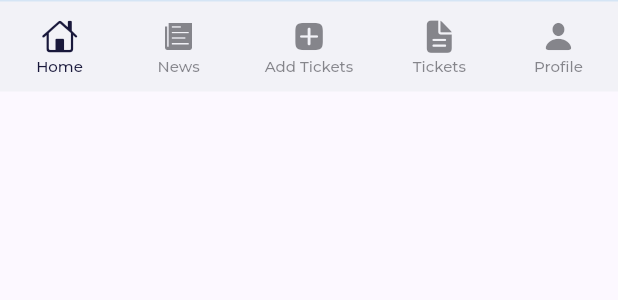
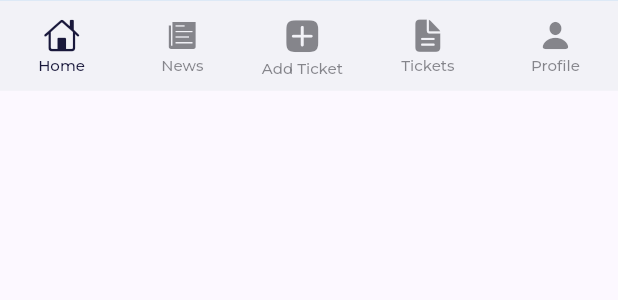
Before and after one commit to nauvaljanuarta/arek-muhammadiyah-mobile, a Flutter app: the CustomBottomNav widget shown alone on an empty page, opened directly with empty values, on a phone screen of 412 x 824 dp. Shown: the top 300 px of the screen. Run offline on Flutter 3.47's test engine with Material 3 defaults, Android fonts, the phone set to English and light mode, and no system bars; our stand-ins replace dio, file_picker, flutter_dotenv, flutter_html, image_picker, open_file and 2 more; accounts and stored records are empty; network calls fail; project files that could hold a hidden picture were left out.

Commit message:
fix bug notification

```diff
--- a/lib/widgets/core/custom_bottom_nav.dart
+++ b/lib/widgets/core/custom_bottom_nav.dart
@@ -5,14 +5,14 @@ class CustomBottomNav extends StatelessWidget {
   final int currentIndex;
   final Function(int) onTap;
   final VoidCallback onAddTicketPressed;
-  final int updatedCount; // ✅ Tambahkan parameter updatedCount
+  final int updatedCount; // Menerima jumlah update dari HomePage
 
   const CustomBottomNav({
     super.key,
     required this.currentIndex,
     required this.onTap,
     required this.onAddTicketPressed,
-    this.updatedCount = 0, // ✅ Default 0
+    this.updatedCount = 0,
   });
 
   @override
@@ -22,11 +22,13 @@ class CustomBottomNav extends StatelessWidget {
         color: AppTheme.surface,
         border: Border(
           top: BorderSide(
-            color: AppTheme.primaryLight.withValues(alpha: 0.2),
+            color: AppTheme.primaryLight.withOpacity(0.2), // Menggunakan withOpacity untuk kompatibilitas
+            width: 0.5,
           ),
         ),
       ),
       child: SafeArea(
+        top: false, // Biasanya bottom nav tidak butuh safe area atas
         child: SizedBox(
           height: 60,
           child: Row(
@@ -44,20 +46,21 @@ class CustomBottomNav extends StatelessWidget {
                 index: 1,
                 isActive: currentIndex == 1,
               ),
+              // Tombol Tambah Tengah
               CupertinoButton(
                 padding: EdgeInsets.zero,
                 onPressed: onAddTicketPressed,
                 child: Column(
                   mainAxisAlignment: MainAxisAlignment.center,
                   children: [
-                    Icon(
+                    const Icon(
                       CupertinoIcons.plus_app_fill,
                       color: AppTheme.textSecondary,
-                      size: 24,
+                      size: 28, // Sedikit diperbesar agar menonjol
                     ),
                     const SizedBox(height: 2),
-                    Text(
-                      'Add Tickets',
+                    const Text(
+                      'Add Ticket',
                       style: TextStyle(
                         fontFamily: 'Montserrat',
                         fontSize: 10,
@@ -73,8 +76,8 @@ class CustomBottomNav extends StatelessWidget {
                 label: 'Tickets',
                 index: 2,
                 isActive: currentIndex == 2,
-                showBadge: updatedCount > 0, // ✅ Tampilkan badge jika ada update
-                badgeCount: updatedCount, // ✅ Pass jumlah update
+                showBadge: updatedCount > 0, // Logika Badge
+                badgeCount: updatedCount,
               ),
               _buildNavItem(
                 icon: CupertinoIcons.person_fill,
@@ -102,8 +105,11 @@ class CustomBottomNav extends StatelessWidget {
       onPressed: () => onTap(index),
       child: Stack(
         alignment: Alignment.topRight,
+        clipBehavior: Clip.none, // Agar badge tidak terpotong
         children: [
-          Column(
+          Padding(
+            padding: const EdgeInsets.symmetric(horizontal: 12.0, vertical: 4.0),
+            child: Column(
               mainAxisAlignment: MainAxisAlignment.center,
               children: [
                 Icon(
@@ -123,8 +129,13 @@ class CustomBottomNav extends StatelessWidget {
                 ),
               ],
             ),
+          ),
           if (showBadge && badgeCount > 0)
-            _buildBadge(badgeCount),
+            Positioned(
+              top: 0,
+              right: 8, // Sedikit digeser agar pas di ikon
+              child: _buildBadge(badgeCount),
+            ),
         ],
       ),
     );
@@ -132,15 +143,17 @@ class CustomBottomNav extends StatelessWidget {
 
   Widget _buildBadge(int count) {
     return Container(
-      padding: const EdgeInsets.symmetric(horizontal: 6, vertical: 2),
+      padding: const EdgeInsets.symmetric(horizontal: 5, vertical: 2),
       decoration: BoxDecoration(
         color: CupertinoColors.systemRed,
         borderRadius: BorderRadius.circular(10),
+        border: Border.all(color: AppTheme.surface, width: 1.5), // Border putih agar kontras
       ),
       constraints: const BoxConstraints(
-        minWidth: 16,
-        minHeight: 16,
+        minWidth: 18,
+        minHeight: 18,
       ),
+      child: Center(
         child: Text(
           count > 9 ? '9+' : count.toString(),
           style: const TextStyle(
@@ -151,6 +164,7 @@ class CustomBottomNav extends StatelessWidget {
           ),
           textAlign: TextAlign.center,
         ),
+      ),
     );
   }
 }
```
Also changed, not shown: lib/models/ticket.dart (+0 -11 lines), lib/pages/ticket/ticket_page.dart (+34 -18 lines), lib/services/ticket_read_service.dart (+35 -39 lines), lib/services/ticket_service.dart (+12 -22 lines), lib/widgets/ticket/ticket_card.dart (+21 -36 lines). Lines whose indentation alone changed are shown as unchanged.
